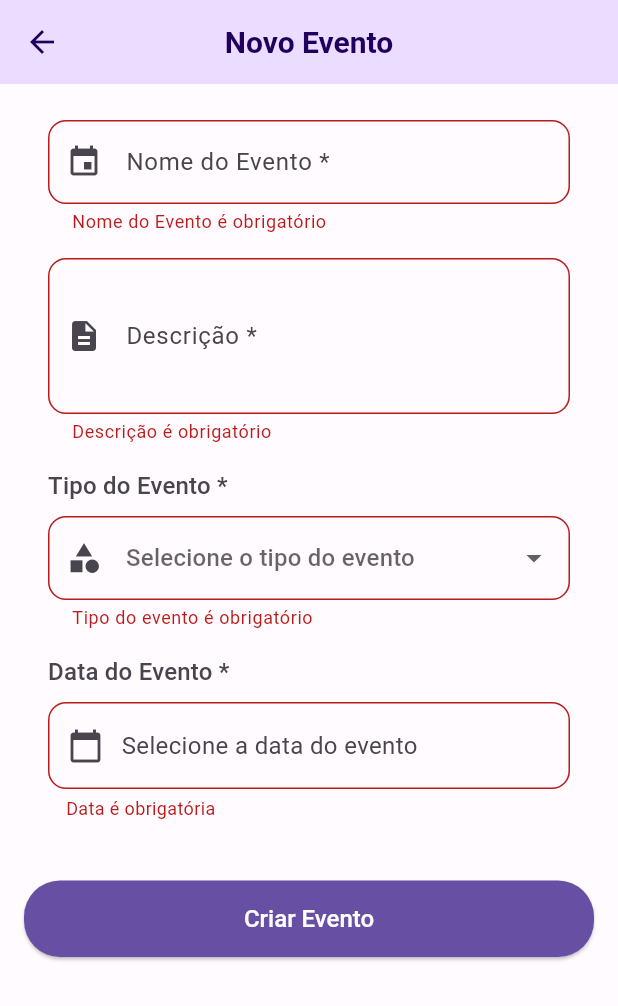
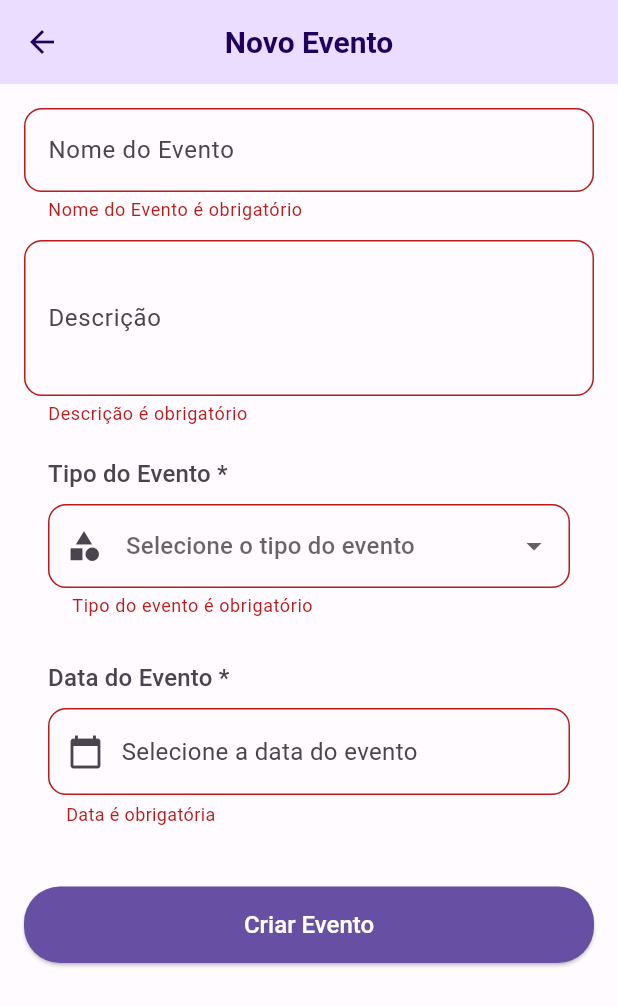
Before and after one commit to Sheila724/DSM5-DispovitosMoveis, a Flutter app: the EventFormPage screen opened by its route, after a tap on "Criar Evento", on a phone screen of 412 x 824 dp. Shown: the top 1006 px of the screen. Run offline on Flutter 3.47's test engine with Material 3 defaults, Android fonts, the phone set to English and light mode, and no system bars; our stand-ins replace shared_preferences; accounts and stored records are empty.

```diff
--- a/lib/features/event/presentation/pages/event_form_page.dart
+++ b/lib/features/event/presentation/pages/event_form_page.dart
@@ -7,14 +7,8 @@ import '../../../../shared/services/event_storage_service.dart';
 import '../../domain/event_model.dart';
 
 /// Página de formulário para criar/editar eventos
-///
-/// Esta página é Stateful pois gerencia o estado do formulário
-/// e validações dos campos de entrada
 class EventFormPage extends StatefulWidget {
-  /// Evento a ser editado (null para criação de novo evento)
   final EventModel? event;
-
-  /// Índice do evento na lista (usado para edição)
   final int? eventIndex;
 
   const EventFormPage({
@@ -28,26 +22,19 @@ class EventFormPage extends StatefulWidget {
 }
 
 class _EventFormPageState extends State<EventFormPage> {
-  /// Chave global para validação do formulário
   final GlobalKey<FormState> _formKey = GlobalKey<FormState>();
 
-  /// Controladores dos campos de texto
   final TextEditingController _nameController = TextEditingController();
   final TextEditingController _descriptionController = TextEditingController();
   final TextEditingController _customTypeController = TextEditingController();
 
-  /// Estados do formulário
   String? _selectedEventType;
   DateTime? _selectedDate;
   String? _dateError;
-
-  /// Controla o estado de salvamento
   bool _isSaving = false;
 
-  /// Serviço de armazenamento
   final EventStorageService _storageService = EventStorageService.instance;
 
-  /// Indica se está no modo de edição
   bool get _isEditing => widget.event != null;
 
   @override
@@ -56,7 +43,6 @@ class _EventFormPageState extends State<EventFormPage> {
     _initializeForm();
   }
 
-  /// Inicializa o formulário com dados do evento (se editando)
   void _initializeForm() {
     if (_isEditing && widget.event != null) {
       final event = widget.event!;
@@ -64,7 +50,6 @@ class _EventFormPageState extends State<EventFormPage> {
       _descriptionController.text = event.descricao;
       _selectedDate = event.data;
 
-      // Verifica se o tipo está na lista padrão
       if (AppConstants.eventTypes.contains(event.tipo)) {
         _selectedEventType = event.tipo;
       } else {
@@ -74,28 +59,21 @@ class _EventFormPageState extends State<EventFormPage> {
     }
   }
 
-  /// Valida e salva o formulário
   Future<void> _saveEvent() async {
-    // Remove foco dos campos para validar
     FocusScope.of(context).unfocus();
 
-    // Valida data
     final dateValidation = _validateDate();
     setState(() {
       _dateError = dateValidation;
     });
 
-    // Valida formulário
     if (!_formKey.currentState!.validate() || dateValidation != null) {
       return;
     }
 
     try {
-      setState(() {
-        _isSaving = true;
-      });
+      setState(() => _isSaving = true);
 
-      // Determina o tipo final do evento
       String finalEventType;
 
       if (_selectedEventType == null || _selectedEventType!.isEmpty) {
@@ -104,7 +82,6 @@ class _EventFormPageState extends State<EventFormPage> {
       }
 
       if (_selectedEventType == 'Outros') {
-        // Para tipo "Outros", usa o tipo personalizado
         final customType = _customTypeController.text.trim();
         if (customType.isEmpty) {
           _showErrorSnackBar('Tipo personalizado é obrigatório');
@@ -112,11 +89,9 @@ class _EventFormPageState extends State<EventFormPage> {
         }
         finalEventType = customType;
       } else {
-        // Para tipos predefinidos, usa o tipo selecionado
         finalEventType = _selectedEventType!;
       }
 
-      // Cria o evento
       final event = EventModel(
         nome: _nameController.text.trim(),
         descricao: _descriptionController.text.trim(),
@@ -125,39 +100,30 @@ class _EventFormPageState extends State<EventFormPage> {
       );
 
       bool success;
-
       if (_isEditing && widget.eventIndex != null) {
-        // Atualiza evento existente
         success = await _storageService.updateEvent(widget.eventIndex!, event);
       } else {
-        // Adiciona novo evento
         success = await _storageService.addEvent(event);
       }
 
       if (success) {
-        _showSuccessSnackBar(
-          _isEditing ? 'Evento atualizado com sucesso!' : 'Evento criado com sucesso!'
-        );
-
-        // Retorna true para indicar que o evento foi salvo
+        _showSuccessSnackBar(_isEditing
+            ? 'Evento atualizado com sucesso!'
+            : 'Evento criado com sucesso!');
         Navigator.of(context).pop(true);
       } else {
         _showErrorSnackBar('Erro ao salvar evento');
       }
-
     } catch (e) {
       debugPrint('Erro ao salvar evento: $e');
       _showErrorSnackBar('Erro inesperado ao salvar evento');
     } finally {
       if (mounted) {
-        setState(() {
-          _isSaving = false;
-        });
+        setState(() => _isSaving = false);
       }
     }
   }
 
-  /// Valida a data selecionada
   String? _validateDate() {
     if (_selectedDate == null) {
       return 'Data é obrigatória';
@@ -165,20 +131,15 @@ class _EventFormPageState extends State<EventFormPage> {
 
     final today = DateTime.now();
     final todayDate = DateTime(today.year, today.month, today.day);
-    final selectedDate = DateTime(
-      _selectedDate!.year,
-      _selectedDate!.month,
-      _selectedDate!.day,
-    );
+    final selectedDate =
+        DateTime(_selectedDate!.year, _selectedDate!.month, _selectedDate!.day);
 
     if (selectedDate.isBefore(todayDate)) {
       return 'Selecione uma data presente ou futura';
     }
-
     return null;
   }
 
-  /// Exibe snackbar de sucesso
   void _showSuccessSnackBar(String message) {
     ScaffoldMessenger.of(context).showSnackBar(
       SnackBar(
@@ -189,7 +150,6 @@ class _EventFormPageState extends State<EventFormPage> {
     );
   }
 
-  /// Exibe snackbar de erro
   void _showErrorSnackBar(String message) {
     ScaffoldMessenger.of(context).showSnackBar(
       SnackBar(
@@ -225,7 +185,6 @@ class _EventFormPageState extends State<EventFormPage> {
             ),
         ],
       ),
-
       body: Form(
         key: _formKey,
         child: SingleChildScrollView(
@@ -233,26 +192,25 @@ class _EventFormPageState extends State<EventFormPage> {
           child: Column(
             crossAxisAlignment: CrossAxisAlignment.start,
             children: [
-              // Campo nome do evento
               CustomTextFormField(
                 controller: _nameController,
                 label: 'Nome do Evento',
                 hint: 'Digite o nome do evento',
-                icon: Icons.event,
+                textInputAction: TextInputAction.next,
+                onFieldSubmitted: (_) => FocusScope.of(context).nextFocus(),
                 isRequired: true,
               ),
-
-              // Campo descrição
+              const SizedBox(height: 12),
               CustomTextFormField(
                 controller: _descriptionController,
                 label: 'Descrição',
                 hint: 'Descreva o evento',
-                icon: Icons.description,
                 maxLines: 3,
+                textInputAction: TextInputAction.next,
+                onFieldSubmitted: (_) => FocusScope.of(context).nextFocus(),
                 isRequired: true,
               ),
-
-              // Dropdown tipo de evento
+              const SizedBox(height: 12),
               EventTypeDropdown(
                 selectedType: _selectedEventType,
                 onChanged: (value) {
@@ -265,15 +223,14 @@ class _EventFormPageState extends State<EventFormPage> {
                 },
                 isRequired: true,
               ),
-
-              // Campo tipo personalizado (só aparece se selecionou 'Outros')
               if (_selectedEventType == 'Outros') ...[
                 const SizedBox(height: 8),
                 CustomTextFormField(
                   controller: _customTypeController,
                   label: 'Tipo Personalizado',
                   hint: 'Digite o tipo específico do evento',
-                  icon: Icons.edit,
+                  textInputAction: TextInputAction.next,
+                  onFieldSubmitted: (_) => FocusScope.of(context).nextFocus(),
                   isRequired: true,
                   validator: (value) {
                     if (_selectedEventType == 'Outros' &&
@@ -284,8 +241,7 @@ class _EventFormPageState extends State<EventFormPage> {
                   },
                 ),
               ],
-
-              // Campo seleção de data
+              const SizedBox(height: 12),
               DatePickerField(
                 selectedDate: _selectedDate,
                 onDateSelected: (date) {
@@ -297,10 +253,7 @@ class _EventFormPageState extends State<EventFormPage> {
                 isRequired: true,
                 errorText: _dateError,
               ),
-
               const SizedBox(height: 32),
-
-              // Botão salvar
               SizedBox(
                 width: double.infinity,
                 child: ElevatedButton(
--- a/lib/shared/widgets/custom_text_form_field.dart
+++ b/lib/shared/widgets/custom_text_form_field.dart
@@ -1,75 +1,59 @@
 import 'package:flutter/material.dart';
 
-/// Widget reutilizável para campos de entrada de texto
-///
-/// Este componente é Stateless pois não gerencia estado próprio,
-/// apenas exibe o campo de texto configurado pelos parâmetros
 class CustomTextFormField extends StatelessWidget {
-  /// Controlador do campo de texto
   final TextEditingController controller;
-
-  /// Rótulo do campo
   final String label;
-
-  /// Texto de dica quando o campo está vazio
-  final String hint;
-
-  /// Ícone a ser exibido no campo
+  final String? hint;
   final IconData? icon;
-
-  /// Tipo de teclado a ser exibido
+  final bool obscureText;
+  final int maxLines;
   final TextInputType? keyboardType;
-
-  /// Função de validação do campo
+  final TextInputAction? textInputAction;
+  final void Function(String)? onFieldSubmitted;
   final String? Function(String?)? validator;
 
-  /// Define se o campo é obrigatório
+  /// Novo parâmetro para marcar o campo como obrigatório
   final bool isRequired;
 
-  /// Número máximo de linhas do campo
-  final int maxLines;
-
-  /// Construtor do widget de campo de texto personalizado
   const CustomTextFormField({
     super.key,
     required this.controller,
     required this.label,
-    required this.hint,
+    this.hint,
     this.icon,
+    this.obscureText = false,
+    this.maxLines = 1,
     this.keyboardType,
+    this.textInputAction,
+    this.onFieldSubmitted,
     this.validator,
-    this.isRequired = false,
-    this.maxLines = 1,
+    this.isRequired = false, // valor padrão = false
   });
 
   @override
   Widget build(BuildContext context) {
-    return Padding(
-      padding: const EdgeInsets.symmetric(horizontal: 16.0, vertical: 8.0),
-      child: TextFormField(
-        controller: controller,
-        keyboardType: keyboardType,
-        maxLines: maxLines,
-        validator: validator ?? (isRequired ? _defaultValidator : null),
-        decoration: InputDecoration(
-          labelText: isRequired ? '$label *' : label,
-          hintText: hint,
-          prefixIcon: icon != null ? Icon(icon) : null,
-          border: OutlineInputBorder(
-            borderRadius: BorderRadius.circular(12),
-          ),
-          filled: true,
-          fillColor: Theme.of(context).colorScheme.surface,
-        ),
+    return TextFormField(
+      controller: controller,
+      obscureText: obscureText,
+      maxLines: maxLines,
+      keyboardType: keyboardType,
+      textInputAction: textInputAction,
+      onFieldSubmitted: onFieldSubmitted,
+      decoration: InputDecoration(
+        labelText: label,
+        hintText: hint,
+        prefixIcon: icon != null ? Icon(icon) : null,
+        border: const OutlineInputBorder(),
       ),
+      validator: (value) {
+        if (isRequired && (value == null || value.trim().isEmpty)) {
+          return '$label é obrigatório';
+        }
+        if (validator != null) {
+          return validator!(value);
+        }
+        return null;
+      },
     );
   }
-
-  /// Validador padrão para campos obrigatórios
-  String? _defaultValidator(String? value) {
-    if (value == null || value.trim().isEmpty) {
-      return '$label é obrigatório';
-    }
-    return null;
-  }
 }
```
Also changed, not shown: lib/features/event/domain/event_model.dart (+27 -4 lines), lib/features/event/presentation/pages/event_list_page.dart (+134 -90 lines), pubspec.lock.
